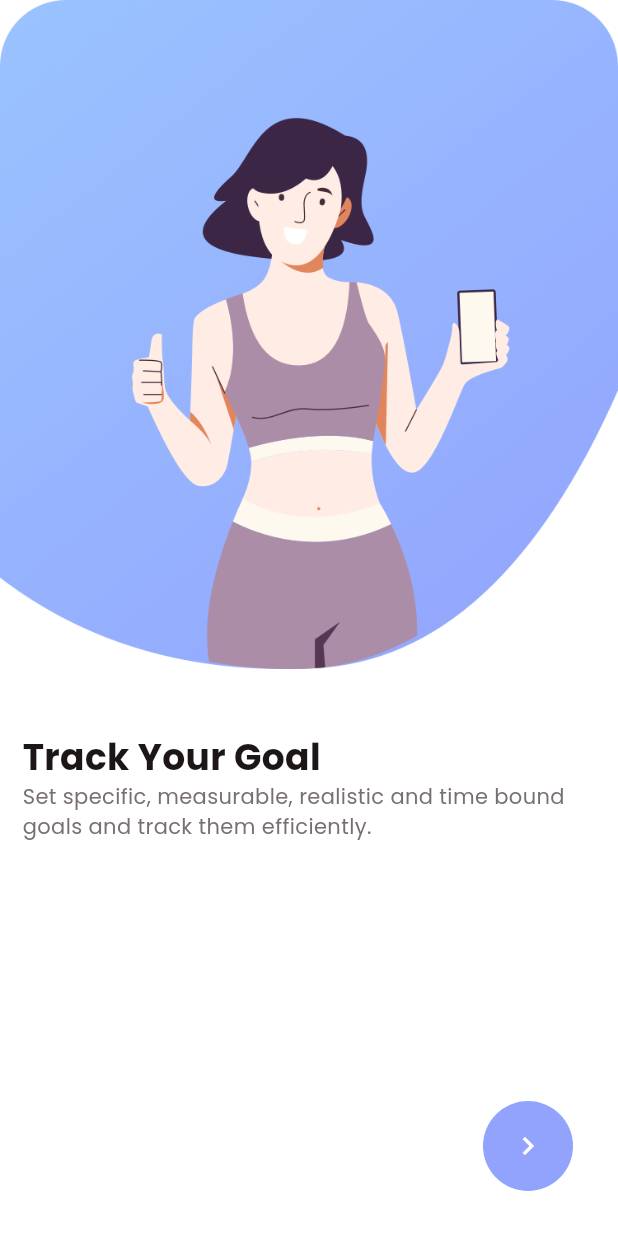
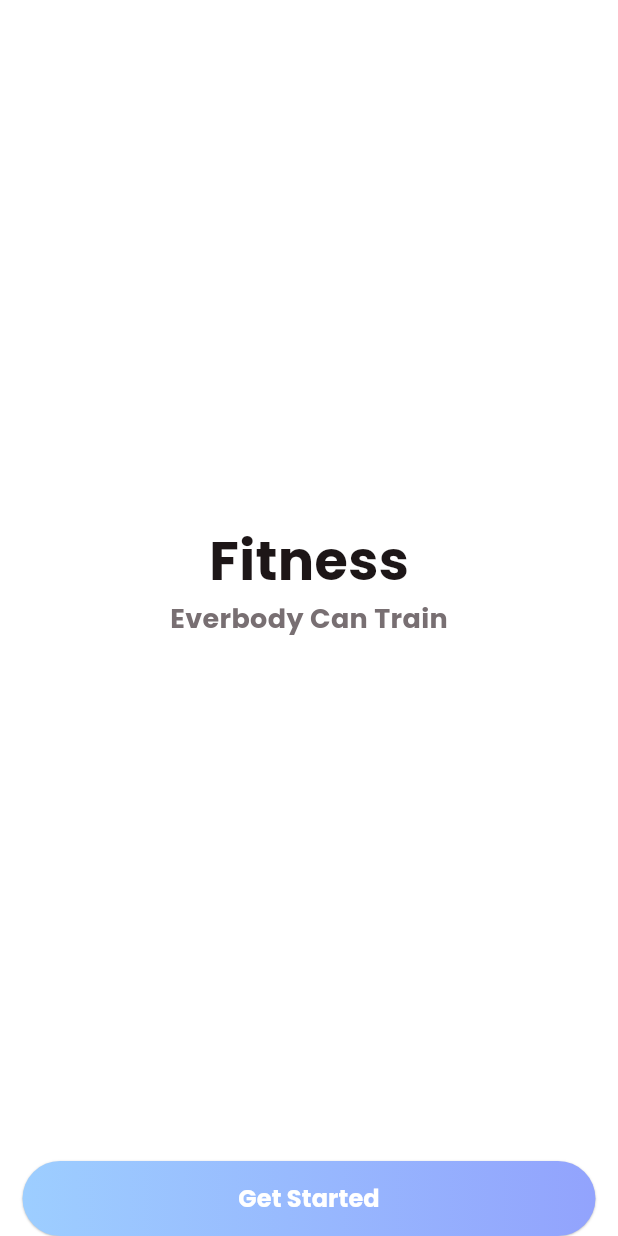
Before and after one commit to Virat992/bitechronicle, a Flutter app: the screen it shows after launch, on a phone screen of 412 x 824 dp. Run offline on Flutter 3.47's test engine with Material 3 defaults, Android fonts, the phone set to English and light mode, and no system bars.

Commit message:
Third commit round button

```diff
--- a/lib/common/colo_extension.dart
+++ b/lib/common/colo_extension.dart
@@ -1,14 +1,14 @@
 import 'package:flutter/material.dart';
 
 class TColor {
-  static Color get primarycolor1 => const Color(0xff92A3FD);
-  static Color get primarycolor2 => const Color(0xff9DCEFF);
+  static Color get primaryColor1 => const Color(0xff92A3FD);
+  static Color get primaryColor2 => const Color(0xff9DCEFF);
 
-  static Color get secondarycolor1 => const Color(0xffC58BF2);
-  static Color get secondarycolor2 => const Color(0xffEEA4CE);
+  static Color get secondaryColor1 => const Color(0xffC58BF2);
+  static Color get secondaryColor2 => const Color(0xffEEA4CE);
 
-  List<Color> getprimaryG = [primarycolor1, primarycolor2];
-  List<Color> getsecondaryG = [secondarycolor1, secondarycolor2];
+  List<Color> get primaryG => [primaryColor2, primaryColor1];
+  List<Color> get secondaryG => [secondaryColor1, secondaryColor2];
 
   static Color get black => const Color(0xff1D1617);
   static Color get grey => const Color(0xff786F72);
--- /dev/null
+++ b/lib/common_widget/round_button.dart
@@ -0,0 +1,85 @@
+import 'package:bitechronicle/common/colo_extension.dart';
+import 'package:flutter/material.dart';
+
+enum RoundButtonType { bgGradient, bgSGradient, textGradient }
+
+class RoundButton extends StatelessWidget {
+  final String title;
+  final RoundButtonType type;
+  final VoidCallback onPressed;
+  final double fontSize;
+  final double elevation;
+  final FontWeight fontWeight;
+
+  const RoundButton(
+      {super.key,
+      required this.title,
+      this.type = RoundButtonType.bgGradient,
+      this.fontSize = 16,
+      this.elevation = 1,
+      this.fontWeight = FontWeight.w700,
+      required this.onPressed});
+
+  @override
+  Widget build(BuildContext context) {
+    final TColor tColor = TColor();
+    return Container(
+      decoration: BoxDecoration(
+          gradient: LinearGradient(
+            colors: type == RoundButtonType.bgSGradient
+                ? tColor.secondaryG
+                : tColor.primaryG,
+          ),
+          borderRadius: BorderRadius.circular(25),
+          boxShadow: type == RoundButtonType.bgGradient ||
+                  type == RoundButtonType.bgSGradient
+              ? const [
+                  BoxShadow(
+                      color: Colors.black26,
+                      blurRadius: 0.5,
+                      offset: Offset(0, 0.5))
+                ]
+              : null),
+      child: MaterialButton(
+        onPressed: onPressed,
+        height: 50,
+        shape: RoundedRectangleBorder(borderRadius: BorderRadius.circular(25)),
+        textColor: TColor.primaryColor1,
+        minWidth: double.maxFinite,
+        elevation: type == RoundButtonType.bgGradient ||
+                type == RoundButtonType.bgSGradient
+            ? 0
+            : elevation,
+        color: type == RoundButtonType.bgGradient ||
+                type == RoundButtonType.bgSGradient
+            ? Colors.transparent
+            : TColor.white,
+        child: type == RoundButtonType.bgGradient ||
+                type == RoundButtonType.bgSGradient
+            ? Text(
+                title,
+                style: TextStyle(
+                    color: TColor.white,
+                    fontSize: fontSize,
+                    fontWeight: fontWeight),
+              )
+            : ShaderMask(
+                blendMode: BlendMode.srcIn,
+                shaderCallback: (bounds) {
+                  return LinearGradient(
+                          colors: tColor.primaryG,
+                          begin: Alignment.centerLeft,
+                          end: Alignment.centerRight)
+                      .createShader(
+                          Rect.fromLTRB(0, 0, bounds.width, bounds.height));
+                },
+                child: Text(title,
+                    style: TextStyle(
+                        color: TColor.primaryColor1,
+                        fontSize: fontSize,
+                        fontWeight: fontWeight)),
+              ),
+      ),
+    );
+  }
+}
--- /dev/null
+++ b/lib/common_widget/started_view.dart
@@ -0,0 +1,79 @@
+import 'package:bitechronicle/common/colo_extension.dart';
+//import 'package:bitechronicle/common_widget/on_boarding_page.dart';
+import 'package:bitechronicle/common_widget/round_button.dart';
+import 'package:bitechronicle/view/on_boarding/on_boarding_view.dart';
+import 'package:flutter/material.dart';
+
+class StartedView extends StatefulWidget {
+  const StartedView({super.key});
+
+  @override
+  State<StartedView> createState() => _StartedViewState();
+}
+
+class _StartedViewState extends State<StartedView> {
+  final TColor _tColor = TColor();
+  bool isChangeColor = false;
+
+  @override
+  Widget build(BuildContext context) {
+    var media = MediaQuery.of(context).size;
+    return Scaffold(
+      backgroundColor: TColor.white,
+      body: Container(
+          width: media.width,
+          decoration: BoxDecoration(
+              gradient: isChangeColor
+                  ? LinearGradient(
+                      colors: _tColor.primaryG,
+                      begin: Alignment.topLeft,
+                      end: Alignment.bottomRight)
+                  : null),
+          child: Column(
+            mainAxisAlignment: MainAxisAlignment.center,
+            children: [
+              const Spacer(),
+              Text(
+                "Fitness",
+                style: TextStyle(
+                    color: TColor.black,
+                    fontSize: 36,
+                    fontWeight: FontWeight.w700),
+              ),
+              Text(
+                "Everbody Can Train",
+                style: TextStyle(
+                    color: TColor.grey,
+                    fontSize: 18,
+                    fontWeight: FontWeight.w700),
+              ),
+              const Spacer(),
+              SafeArea(
+                child: Padding(
+                  padding: const EdgeInsets.symmetric(horizontal: 15),
+                  child: RoundButton(
+                    title: "Get Started",
+                    type: isChangeColor
+                        ? RoundButtonType.textGradient
+                        : RoundButtonType.bgGradient,
+                    onPressed: () {
+                      if (isChangeColor) {
+                        Navigator.push(
+                            context,
+                            MaterialPageRoute(
+                              builder: (context) => const OnBoardingView(),
+                            ));
+                      } else {
+                        setState(() {
+                          isChangeColor = true;
+                        });
+                      }
+                    },
+                  ),
+                ),
+              )
+            ],
+          )),
+    );
+  }
+}
--- a/lib/main.dart
+++ b/lib/main.dart
@@ -1,5 +1,5 @@
 import 'package:bitechronicle/common/colo_extension.dart';
-import 'package:bitechronicle/view/on_boarding/on_boarding_view.dart';
+import 'package:bitechronicle/common_widget/started_view.dart';
 import 'package:flutter/material.dart';
 
 void main() {
@@ -13,12 +13,9 @@ class MyApp extends StatelessWidget {
   @override
   Widget build(BuildContext context) {
     return MaterialApp(
-      title: 'BiteChronicles',
-      theme:
-          ThemeData(primaryColor: TColor.primarycolor1, fontFamily: "Poppins"),
-      home: const OnBoardingView(
-        pObj: {},
-      ),
-    );
+        title: 'BiteChronicles',
+        theme: ThemeData(
+            primaryColor: TColor.primaryColor1, fontFamily: "Poppins"),
+        home: const StartedView());
   }
 }
--- a/lib/view/on_boarding/on_boarding_view.dart
+++ b/lib/view/on_boarding/on_boarding_view.dart
@@ -3,8 +3,8 @@ import 'package:bitechronicle/common_widget/on_boarding_page.dart';
 import 'package:flutter/material.dart';
 
 class OnBoardingView extends StatefulWidget {
-  final Map pObj;
-  const OnBoardingView({super.key, required this.pObj});
+  //final Map pObj;
+  const OnBoardingView({super.key});
 
   @override
   State<OnBoardingView> createState() => _OnBoardingViewState();
@@ -13,6 +13,7 @@ class OnBoardingView extends StatefulWidget {
 class _OnBoardingViewState extends State<OnBoardingView> {
   int selectPage = 0;
   PageController controller = PageController();
+  //final TColor _tColor = TColor();
 
   @override
   void initState() {
@@ -52,7 +53,7 @@ class _OnBoardingViewState extends State<OnBoardingView> {
 
   @override
   Widget build(BuildContext context) {
-    var media = MediaQuery.of(context).size;
+    //var media = MediaQuery.of(context).size;
 
     return Scaffold(
       backgroundColor: TColor.white,
@@ -87,7 +88,7 @@ class _OnBoardingViewState extends State<OnBoardingView> {
                   width: 60,
                   height: 60,
                   decoration: BoxDecoration(
-                    color: TColor.primarycolor1,
+                    color: TColor.primaryColor1,
                     borderRadius: BorderRadius.circular(35),
                   ),
                   child: IconButton(
@@ -95,8 +96,16 @@ class _OnBoardingViewState extends State<OnBoardingView> {
                     onPressed: () {
                       if (selectPage < 3) {
                         selectPage = selectPage + 1;
-                        controller.jumpToPage(selectPage);
-                      } else {}
+                        controller.animateToPage(selectPage,
+                            duration: const Duration(microseconds: 600),
+                            curve: Curves.bounceInOut);
+                        setState(() {});
+                      } else {
+                        /*Navigator.push(
+                            context,
+                            MaterialPageRoute(
+                                builder: (context) => SignUpView()));*/
+                      }
                     },
                   ),
                 ),
```
